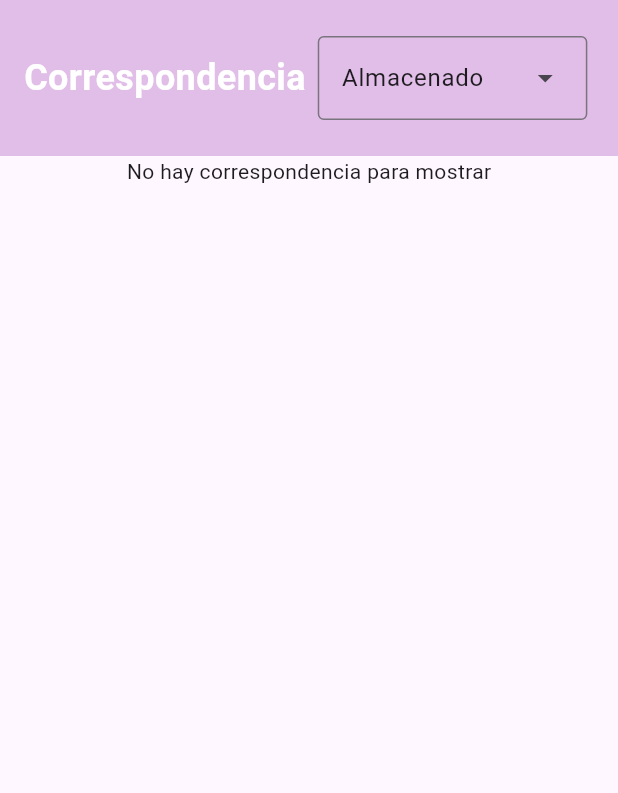
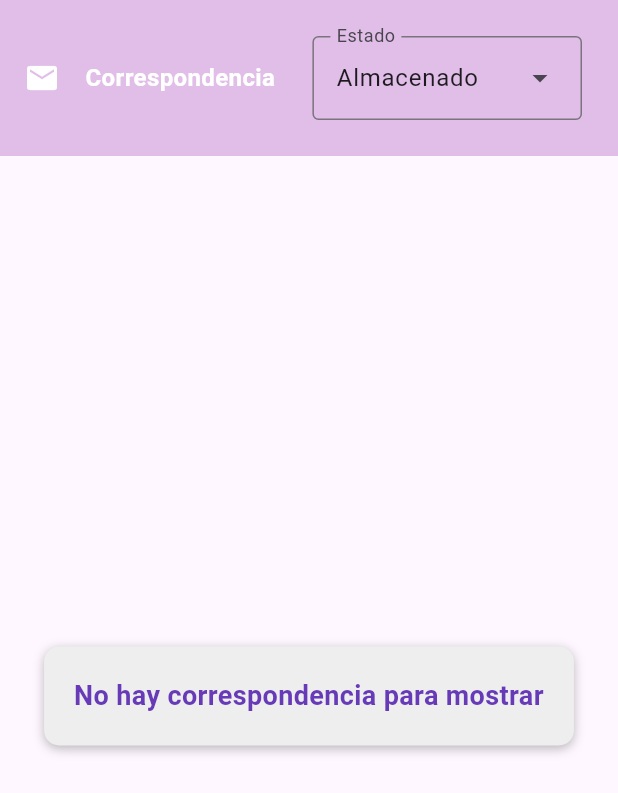
Before and after one commit to Sbedoyab99/CommUnityMobile, a Flutter app: the MailScreen screen opened directly, on a phone screen of 412 x 824 dp. Shown: the top 793 px of the screen. Run offline on Flutter 3.47's test engine with Material 3 defaults, Android fonts, the phone set to English and light mode, and no system bars; our stand-ins replace jwt_decoder, shared_preferences; accounts and stored records are empty; network calls fail.

Commit message:
End mails module

```diff
--- a/lib/screens/mail_screen.dart
+++ b/lib/screens/mail_screen.dart
@@ -93,7 +93,12 @@ class _MailScreenState extends State<MailScreen> {
         List<Mail> newMails = await _mailService.fetchMail(
             token!, user!.apartmentId!, filterValue,
             page: currentPage);
+
+        if (newMails.length == 0) {
+          currentPage = currentPage - 1;
+        } else {
           mails.addAll(newMails);
+        }
       }
       setState(() {
         isLoading = false;
@@ -114,7 +119,14 @@ class _MailScreenState extends State<MailScreen> {
   @override
   Widget build(BuildContext context) {
     return Scaffold(
-      body: Column(
+      body: RefreshIndicator(
+        onRefresh: () async {
+          setState(() {
+            currentPage = 1;
+          });
+          await loadMail();
+        },
+        child: Column(
           children: [
             Container(
               padding: const EdgeInsets.all(16),
@@ -122,10 +134,15 @@ class _MailScreenState extends State<MailScreen> {
               child: Row(
                 mainAxisAlignment: MainAxisAlignment.spaceBetween,
                 children: [
+                  const Icon(
+                    Icons.mail,
+                    color: Colors.white,
+                    size: 24,
+                  ),
                   const Text(
                     "Correspondencia",
                     style: TextStyle(
-                    fontSize: 24,
+                      fontSize: 16,
                       fontWeight: FontWeight.bold,
                       color: Colors.white,
                     ),
@@ -133,6 +150,7 @@ class _MailScreenState extends State<MailScreen> {
                   Padding(
                     padding: const EdgeInsets.all(8.0),
                     child: DropdownMenu<String>(
+                      label: const Text('Estado'),
                       initialSelection: dropdownItems.first['value']!,
                       onSelected: (String? value) {
                         if (value != null) {
@@ -155,21 +173,57 @@ class _MailScreenState extends State<MailScreen> {
               ),
             ),
             isLoading
-              ? const Center(
-                  child: CircularProgressIndicator(
+                ? Center(
+                    child: Column(
+                      mainAxisAlignment: MainAxisAlignment.center,
+                      children: [
+                        Image.asset(
+                          'assets/Recurso2.png',
+                          width: 100,
+                          height: 100,
+                        ),
+                        const SizedBox(height: 20),
+                        const LinearProgressIndicator(
                           valueColor:
                               AlwaysStoppedAnimation<Color>(Colors.blueAccent),
+                          minHeight: 5,
+                        ),
+                      ],
                     ),
                   )
                 : mails.isEmpty
-                  ? const Center(
-                      child: Text('No hay correspondencia para mostrar'))
+                    ? Expanded(
+                        child: Center(
+                          child: Container(
+                            padding: const EdgeInsets.all(20),
+                            decoration: BoxDecoration(
+                              color: Colors.grey.shade200,
+                              borderRadius: BorderRadius.circular(10),
+                              boxShadow: const [
+                                BoxShadow(
+                                  color: Colors.black26,
+                                  blurRadius: 5,
+                                  offset: Offset(0, 2),
+                                ),
+                              ],
+                            ),
+                            child: const Text(
+                              'No hay correspondencia para mostrar',
+                              style: TextStyle(
+                                fontSize: 18,
+                                fontWeight: FontWeight.bold,
+                                color: Colors.deepPurple,
+                              ),
+                              textAlign: TextAlign.center,
+                            ),
+                          ),
+                        ),
+                      )
                     : Expanded(
                         child: Container(
                           padding: const EdgeInsets.all(10),
                           child: ListView.separated(
-                          itemCount:
-                              mails.length + 1,
+                            itemCount: mails.length + 1,
                             itemBuilder: (context, index) {
                               if (index < mails.length) {
                                 final mail = mails[index];
@@ -189,7 +243,8 @@ class _MailScreenState extends State<MailScreen> {
                                           CrossAxisAlignment.start,
                                       children: [
                                         Text("Tipo: ${mail.type}",
-                                          style: TextStyle(color: Colors.grey)),
+                                            style:
+                                                TextStyle(color: Colors.grey)),
                                         Text(
                                           "Estado: ${mail.status == 1 ? 'Almacenado' : 'Entregado'}",
                                           style: TextStyle(
@@ -206,8 +261,40 @@ class _MailScreenState extends State<MailScreen> {
                                             onPressed: () {
                                               _showMarkAsReceivedDialog(mail);
                                             },
-                                          child: const Text(
-                                              "Marcar como Recibido"),
+                                            style: ElevatedButton.styleFrom(
+                                              backgroundColor: Colors.green,
+                                              padding:
+                                                  const EdgeInsets.symmetric(
+                                                      vertical: 10,
+                                                      horizontal: 20),
+                                            ),
+                                            child: Row(
+                                              mainAxisSize: MainAxisSize.min,
+                                              children: [
+                                                Container(
+                                                  padding:
+                                                      const EdgeInsets.all(4),
+                                                  decoration:
+                                                      const BoxDecoration(
+                                                    color: Colors.white,
+                                                    shape: BoxShape.circle,
+                                                  ),
+                                                  child: const Icon(
+                                                    Icons.check,
+                                                    color: Colors.green,
+                                                    size: 16,
+                                                  ),
+                                                ),
+                                                const SizedBox(width: 5),
+                                                const Text(
+                                                  'Recibir',
+                                                  style: TextStyle(
+                                                    color: Colors.white,
+                                                    fontSize: 10,
+                                                  ),
+                                                ),
+                                              ],
+                                            ),
                                           )
                                         : Container(
                                             padding: const EdgeInsets.all(8),
@@ -240,6 +327,7 @@ class _MailScreenState extends State<MailScreen> {
                         ),
                       ),
           ],
+        ),
       ),
     );
   }
--- a/lib/services/mail_service.dart
+++ b/lib/services/mail_service.dart
@@ -14,7 +14,7 @@ class MailService {
 
     final response = await http.get(
       Uri.parse(
-          '$apiUrl/MailApartmentStatus?id=$apartmentId&status=$status&page=$page&recordsnumber=2'),
+          '$apiUrl/MailApartmentStatus?id=$apartmentId&status=$status&page=$page&recordsnumber=5'),
       headers: {
         'Authorization': 'Bearer $token',
       },
```
Lines whose indentation alone changed are shown as unchanged.
